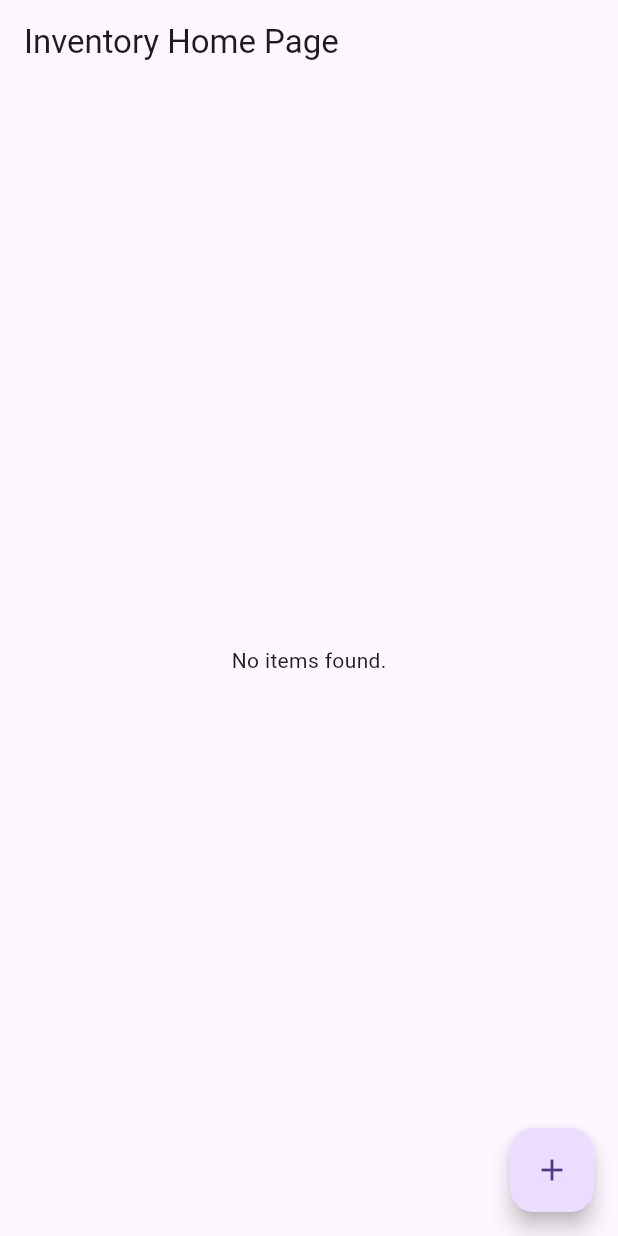
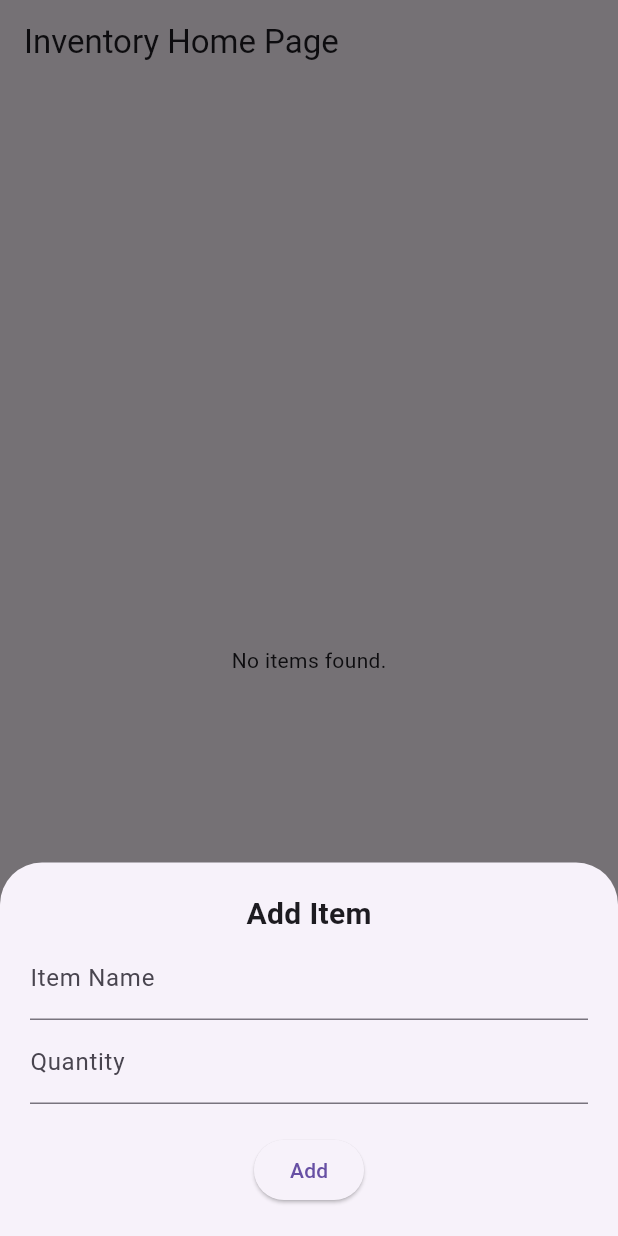
Before and after one commit to Ikran21/Inclass12, a Flutter app: the screen it shows after launch, after a tap on the "add" icon, on a phone screen of 412 x 824 dp. Run offline on Flutter 3.47's test engine with Material 3 defaults, Android fonts, the phone set to English and light mode, and no system bars; our stand-ins replace cloud_firestore, firebase_core; accounts and stored records are empty.

Commit message:
CRUD operations

```diff
--- a/lib/main.dart
+++ b/lib/main.dart
@@ -34,6 +34,85 @@ class _InventoryHomePageState extends State<InventoryHomePage> {
     'items',
   );
 
+  final TextEditingController _nameController = TextEditingController();
+  final TextEditingController _qtyController = TextEditingController();
+
+  Future<void> _showItemForm({DocumentSnapshot? doc}) async {
+    String action = doc == null ? 'Add' : 'Edit';
+    if (doc != null) {
+      _nameController.text = doc['name'];
+      _qtyController.text = doc['quantity'].toString();
+    } else {
+      _nameController.clear();
+      _qtyController.clear();
+    }
+
+    await showModalBottomSheet(
+      isScrollControlled: true,
+      context: context,
+      builder:
+          (ctx) => Padding(
+            padding: EdgeInsets.only(
+              top: 20,
+              left: 20,
+              right: 20,
+              bottom: MediaQuery.of(ctx).viewInsets.bottom + 20,
+            ),
+            child: Column(
+              mainAxisSize: MainAxisSize.min,
+              children: [
+                Text(
+                  '$action Item',
+                  style: TextStyle(fontSize: 20, fontWeight: FontWeight.bold),
+                ),
+                TextField(
+                  controller: _nameController,
+                  decoration: InputDecoration(labelText: 'Item Name'),
+                ),
+                TextField(
+                  controller: _qtyController,
+                  keyboardType: TextInputType.number,
+                  decoration: InputDecoration(labelText: 'Quantity'),
+                ),
+                SizedBox(height: 20),
+                ElevatedButton(
+                  child: Text(action),
+                  onPressed: () async {
+                    String name = _nameController.text.trim();
+                    int? quantity = int.tryParse(_qtyController.text.trim());
+
+                    if (name.isEmpty || quantity == null) {
+                      ScaffoldMessenger.of(context).showSnackBar(
+                        SnackBar(content: Text('Please enter valid values')),
+                      );
+                      return;
+                    }
+
+                    if (doc == null) {
+                      await _items.add({'name': name, 'quantity': quantity});
+                    } else {
+                      await _items.doc(doc.id).update({
+                        'name': name,
+                        'quantity': quantity,
+                      });
+                    }
+
+                    Navigator.of(ctx).pop();
+                  },
+                ),
+              ],
+            ),
+          ),
+    );
+  }
+
+  Future<void> _deleteItem(String id) async {
+    await _items.doc(id).delete();
+    ScaffoldMessenger.of(
+      context,
+    ).showSnackBar(SnackBar(content: Text('Item deleted')));
+  }
+
   @override
   Widget build(BuildContext context) {
     return Scaffold(
@@ -41,18 +120,13 @@ class _InventoryHomePageState extends State<InventoryHomePage> {
       body: StreamBuilder(
         stream: _items.snapshots(),
         builder: (context, AsyncSnapshot<QuerySnapshot> snapshot) {
-          if (snapshot.hasError) {
+          if (snapshot.hasError)
             return Center(child: Text('Error: ${snapshot.error}'));
-          }
-          if (snapshot.connectionState == ConnectionState.waiting) {
+          if (snapshot.connectionState == ConnectionState.waiting)
             return Center(child: CircularProgressIndicator());
-          }
 
           final docs = snapshot.data!.docs;
-
-          if (docs.isEmpty) {
-            return Center(child: Text('No items found.'));
-          }
+          if (docs.isEmpty) return Center(child: Text('No items found.'));
 
           return ListView.builder(
             itemCount: docs.length,
@@ -68,18 +142,11 @@ class _InventoryHomePageState extends State<InventoryHomePage> {
                     children: [
                       IconButton(
                         icon: Icon(Icons.edit),
-                        onPressed: () {
-                          // TODO: Implement edit functionality
-                        },
+                        onPressed: () => _showItemForm(doc: item),
                       ),
                       IconButton(
                         icon: Icon(Icons.delete),
-                        onPressed: () async {
-                          await _items.doc(item.id).delete();
-                          ScaffoldMessenger.of(context).showSnackBar(
-                            SnackBar(content: Text('Item deleted')),
-                          );
-                        },
+                        onPressed: () => _deleteItem(item.id),
                       ),
                     ],
                   ),
@@ -90,9 +157,7 @@ class _InventoryHomePageState extends State<InventoryHomePage> {
         },
       ),
       floatingActionButton: FloatingActionButton(
-        onPressed: () {
-          // TODO: Implement add item functionality
-        },
+        onPressed: () => _showItemForm(),
         tooltip: 'Add Item',
         child: Icon(Icons.add),
       ),
```
